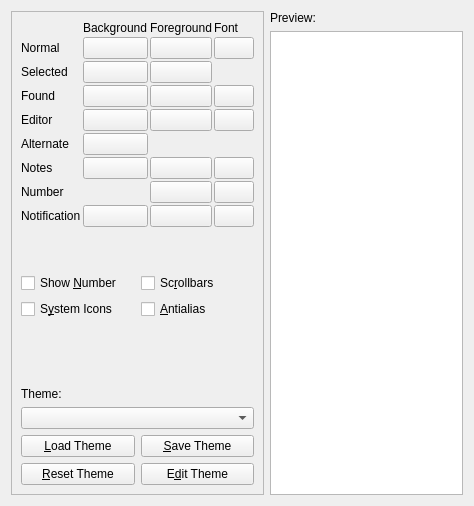
Qt form src/ui/configtabappearance.ui (hluk/CopyQ) before a commit.
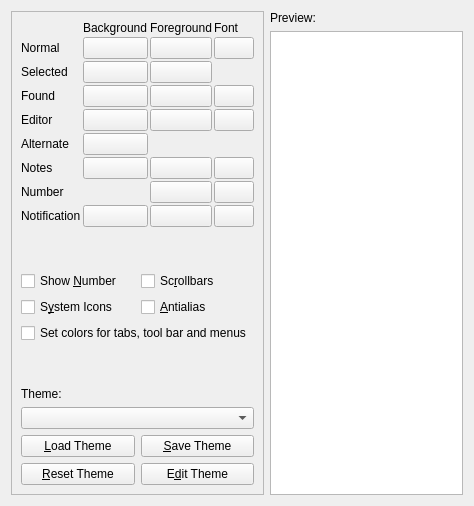
The same form after that commit. Custom widgets are drawn as their Qt base class.

Commit message: Apply theme on tabs, main window background and menus

```diff
--- a/src/ui/configtabappearance.ui
+++ b/src/ui/configtabappearance.ui
@@ -310,6 +310,13 @@
          </item>
         </layout>
        </item>
+       <item>
+        <widget class="QCheckBox" name="checkBoxStyleMainWindow">
+         <property name="text">
+          <string>Set colors for tabs, tool bar and menus</string>
+         </property>
+        </widget>
+       </item>
        <item>
         <spacer name="verticalSpacer_5">
          <property name="orientation">
```
Left out of the diff: 1 changed line with no effect on the pictures. The commit also changes 10 other files.
